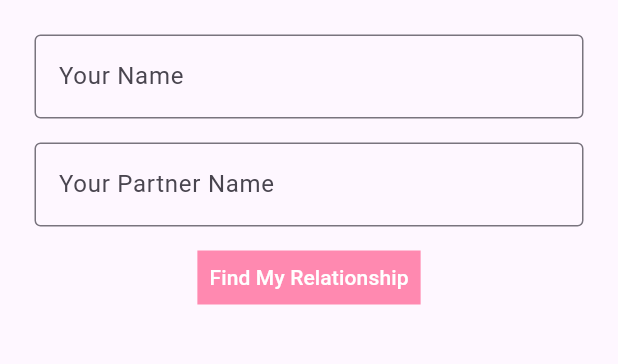
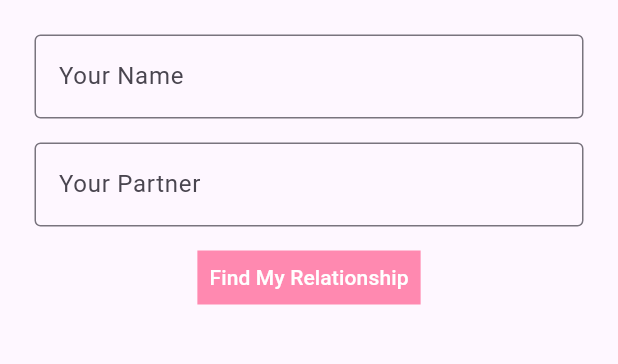
Before and after one commit to RxDesss/flutter-flames, a Flutter app: the screen it shows after launch, on a phone screen of 412 x 824 dp, the part 84-448 px from its top. Run offline on Flutter 3.47's test engine with Material 3 defaults, Android fonts, the phone set to English and light mode, and no system bars.

Commit message:
2nd commit

```diff
--- a/lib/homepage.dart
+++ b/lib/homepage.dart
@@ -80,7 +80,7 @@ class _homepageState extends State<homepage> {
               yourName = value;
             }),
             decoration: InputDecoration(
-                border: OutlineInputBorder(), labelText: 'Your Name'),
+                border: OutlineInputBorder(), labelText: 'Your Name '),
           ),
         ),
         Padding(
@@ -90,7 +90,7 @@ class _homepageState extends State<homepage> {
               partnerName = value;
             }),
             decoration: InputDecoration(
-                border: OutlineInputBorder(), labelText: 'Your Partner Name'),
+                border: OutlineInputBorder(), labelText: 'Your Partner '),
           ),
         ),
         TextButton(
```
